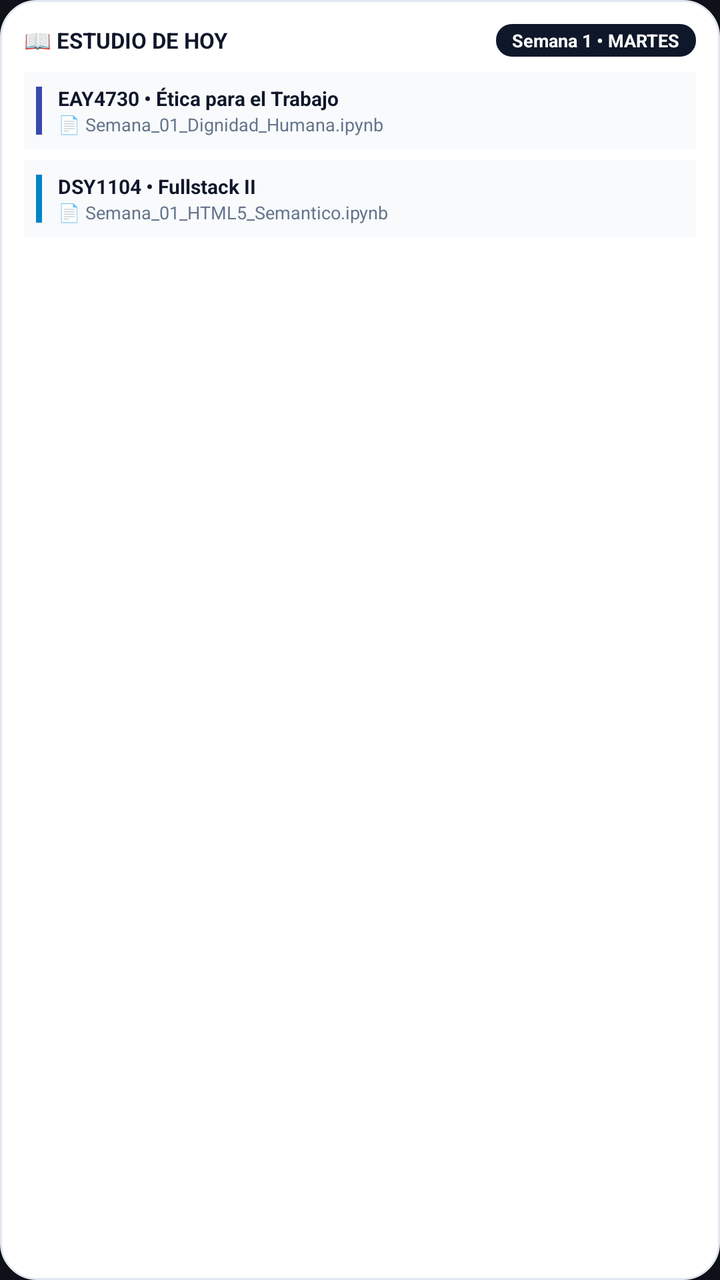
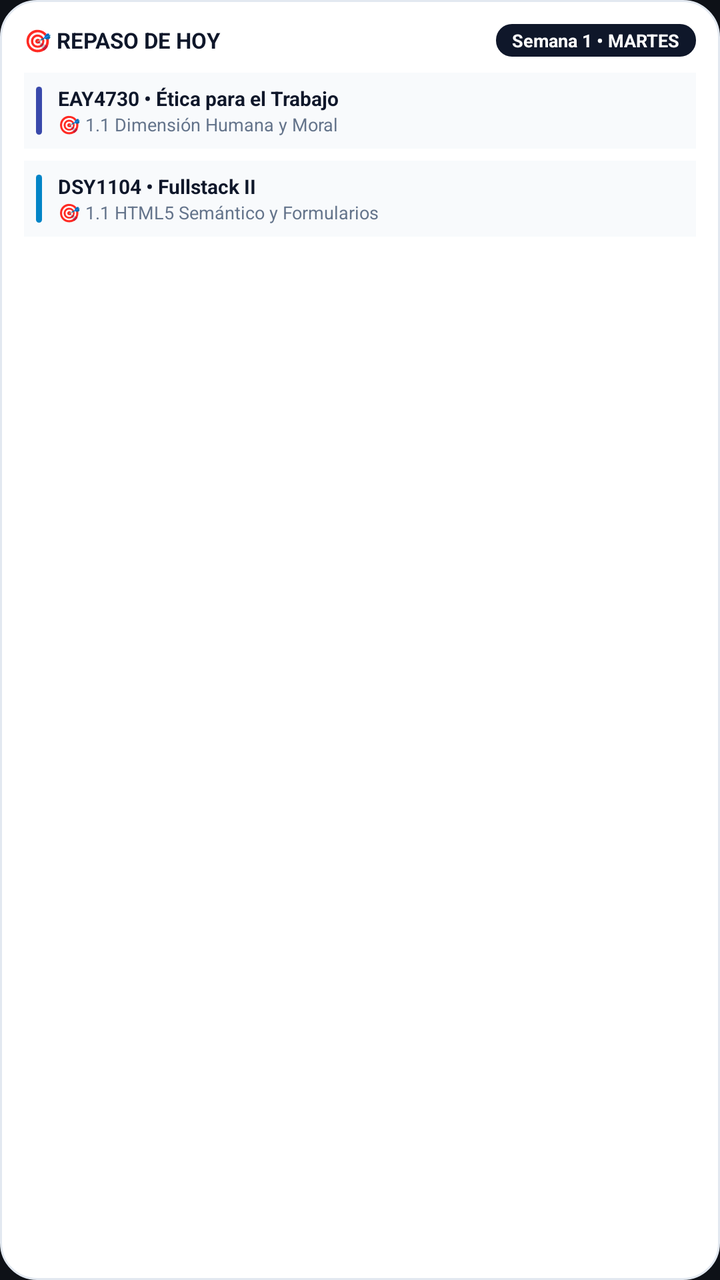

Screens rendered from an Android XML layout before and after an edit, with the pre-edit source and the edit as a unified diff.
<!-- AndroidManifest.xml: application theme Theme.SemFour -->
<!-- res/layout/widget_plan_preview.xml -->
<?xml version="1.0" encoding="utf-8"?>
<LinearLayout xmlns:android="http://schemas.android.com/apk/res/android"
    android:layout_width="match_parent"
    android:layout_height="match_parent"
    android:background="@drawable/widget_preview_card_bg"
    android:orientation="vertical"
    android:padding="12dp">

    
    <LinearLayout
        android:layout_width="match_parent"
        android:layout_height="wrap_content"
        android:gravity="center_vertical"
        android:orientation="horizontal">

        <TextView
            android:layout_width="0dp"
            android:layout_height="wrap_content"
            android:layout_weight="1"
            android:text="📖 ESTUDIO DE HOY"
            android:textColor="#0F172A"
            android:textSize="11sp"
            android:textStyle="bold" />

        <TextView
            android:layout_width="wrap_content"
            android:layout_height="wrap_content"
            android:background="@drawable/widget_preview_button_bg"
            android:paddingLeft="8dp"
            android:paddingTop="2dp"
            android:paddingRight="8dp"
            android:paddingBottom="2dp"
            android:text="Semana 1 • MARTES"
            android:textColor="#FFFFFF"
            android:textSize="9sp"
            android:textStyle="bold" />
    </LinearLayout>

    
    <LinearLayout
        android:layout_width="match_parent"
        android:layout_height="wrap_content"
        android:layout_marginTop="8dp"
        android:background="#F8FAFC"
        android:gravity="center_vertical"
        android:orientation="horizontal"
        android:padding="6dp">

        <View
            android:layout_width="3dp"
            android:layout_height="24dp"
            android:background="#3949AB" />

        <LinearLayout
            android:layout_width="0dp"
            android:layout_height="wrap_content"
            android:layout_marginStart="8dp"
            android:layout_weight="1"
            android:orientation="vertical">

            <TextView
                android:layout_width="wrap_content"
                android:layout_height="wrap_content"
                android:text="EAY4730 • Ética para el Trabajo"
                android:textColor="#0F172A"
                android:textSize="10sp"
                android:textStyle="bold" />

            <TextView
                android:layout_width="wrap_content"
                android:layout_height="wrap_content"
                android:ellipsize="end"
                android:maxLines="1"
                android:text="📄 Semana_01_Dignidad_Humana.ipynb"
                android:textColor="#64748B"
                android:textSize="9sp" />
        </LinearLayout>
    </LinearLayout>

    
    <LinearLayout
        android:layout_width="match_parent"
        android:layout_height="wrap_content"
        android:layout_marginTop="6dp"
        android:background="#F8FAFC"
        android:gravity="center_vertical"
        android:orientation="horizontal"
        android:padding="6dp">

        <View
            android:layout_width="3dp"
            android:layout_height="24dp"
            android:background="#0284C7" />

        <LinearLayout
            android:layout_width="0dp"
            android:layout_height="wrap_content"
            android:layout_marginStart="8dp"
            android:layout_weight="1"
            android:orientation="vertical">

            <TextView
                android:layout_width="wrap_content"
                android:layout_height="wrap_content"
                android:text="DSY1104 • Fullstack II"
                android:textColor="#0F172A"
                android:textSize="10sp"
                android:textStyle="bold" />

            <TextView
                android:layout_width="wrap_content"
                android:layout_height="wrap_content"
                android:ellipsize="end"
                android:maxLines="1"
                android:text="📄 Semana_01_HTML5_Semantico.ipynb"
                android:textColor="#64748B"
                android:textSize="9sp" />
        </LinearLayout>
    </LinearLayout>

</LinearLayout>
<!-- resources referenced by this layout -->
<resources>
  <!-- drawable widget_preview_button_bg (drawable) -->
  <?xml version="1.0" encoding="utf-8"?>
  <shape xmlns:android="http://schemas.android.com/apk/res/android"
      android:shape="rectangle">
      <solid android:color="#0F172A" />
      <corners android:radius="8dp" />
  </shape>
  <!-- drawable widget_preview_card_bg (drawable) -->
  <?xml version="1.0" encoding="utf-8"?>
  <shape xmlns:android="http://schemas.android.com/apk/res/android"
      android:shape="rectangle">
      <solid android:color="#FFFFFF" />
      <corners android:radius="18dp" />
      <stroke
          android:width="1dp"
          android:color="#E2E8F0" />
  </shape>
  <style name="Theme.SemFour" parent="Theme.AppCompat.NoActionBar">
          <item name="android:windowBackground">#0E1117</item>
          <item name="android:statusBarColor">#0E1117</item>
          <item name="android:navigationBarColor">#0E1117</item>
          <item name="android:windowLightStatusBar">false</item>
          <item name="android:windowLightNavigationBar">false</item>
      </style>
</resources>

<!-- the commit's change to res/layout/widget_plan_preview.xml (unified diff, before → after) -->
@@ -17,7 +17,7 @@
             android:layout_width="0dp"
             android:layout_height="wrap_content"
             android:layout_weight="1"
-            android:text="📖 ESTUDIO DE HOY"
+            android:text="🎯 REPASO DE HOY"
             android:textColor="#0F172A"
             android:textSize="11sp"
             android:textStyle="bold" />
@@ -46,10 +46,10 @@
         android:orientation="horizontal"
         android:padding="6dp">
 
-        <View
+        <ImageView
             android:layout_width="3dp"
             android:layout_height="24dp"
-            android:background="#3949AB" />
+            android:src="@drawable/widget_bar_indigo" />
 
         <LinearLayout
             android:layout_width="0dp"
@@ -71,7 +71,7 @@
                 android:layout_height="wrap_content"
                 android:ellipsize="end"
                 android:maxLines="1"
-                android:text="📄 Semana_01_Dignidad_Humana.ipynb"
+                android:text="🎯 1.1 Dimensión Humana y Moral"
                 android:textColor="#64748B"
                 android:textSize="9sp" />
         </LinearLayout>
@@ -87,10 +87,10 @@
         android:orientation="horizontal"
         android:padding="6dp">
 
-        <View
+        <ImageView
             android:layout_width="3dp"
             android:layout_height="24dp"
-            android:background="#0284C7" />
+            android:src="@drawable/widget_bar_blue" />
 
         <LinearLayout
             android:layout_width="0dp"
@@ -112,7 +112,7 @@
                 android:layout_height="wrap_content"
                 android:ellipsize="end"
                 android:maxLines="1"
-                android:text="📄 Semana_01_HTML5_Semantico.ipynb"
+                android:text="🎯 1.1 HTML5 Semántico y Formularios"
                 android:textColor="#64748B"
                 android:textSize="9sp" />
         </LinearLayout>
<!-- resource entries referenced after the edit -->
@@ -1,5 +1,19 @@
 <!-- resources referenced by this layout -->
 <resources>
+  <!-- drawable widget_bar_blue (drawable) -->
+  <?xml version="1.0" encoding="utf-8"?>
+  <shape xmlns:android="http://schemas.android.com/apk/res/android"
+      android:shape="rectangle">
+      <solid android:color="#0284C7" />
+      <corners android:radius="2dp" />
+  </shape>
+  <!-- drawable widget_bar_indigo (drawable) -->
+  <?xml version="1.0" encoding="utf-8"?>
+  <shape xmlns:android="http://schemas.android.com/apk/res/android"
+      android:shape="rectangle">
+      <solid android:color="#3949AB" />
+      <corners android:radius="2dp" />
+  </shape>
   <!-- drawable widget_preview_button_bg (drawable) -->
   <?xml version="1.0" encoding="utf-8"?>
   <shape xmlns:android="http://schemas.android.com/apk/res/android"
